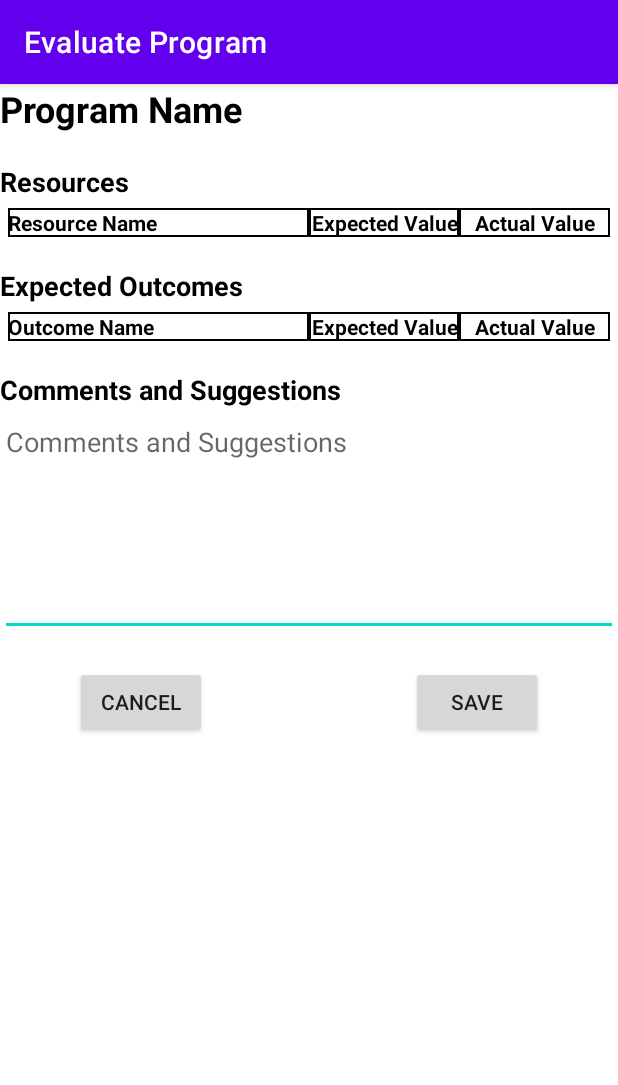
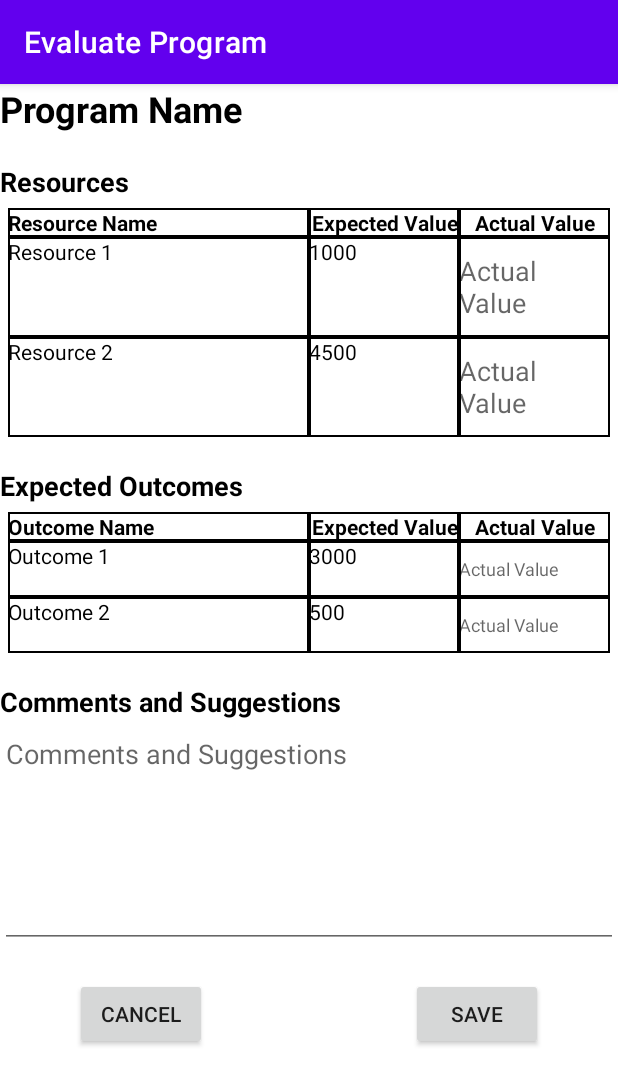
Before and after one commit to neallithic64/mobdeve-progplan, an Android app: the EvaluateProgActivity screen opened directly, with no data from a screen before it, on a phone screen of 412 x 824 dp. Shown: the top 1085 px of the screen. Run offline under Robolectric (Android 15) with nearby library versions, the phone set to English and light mode, and no system bars.

Commit message:
demo prep

```diff
--- a/app/src/main/java/com/mobdeve/s17/lim/matthew/mobdeve_progplan/EvaluateProgActivity.java
+++ b/app/src/main/java/com/mobdeve/s17/lim/matthew/mobdeve_progplan/EvaluateProgActivity.java
@@ -4,18 +4,33 @@
 
 import android.content.Intent;
 import android.os.Bundle;
+import android.util.TypedValue;
+import android.widget.EditText;
+import android.widget.TableRow;
+import android.widget.TextView;
 
 import com.mobdeve.s17.lim.matthew.mobdeve_progplan.databinding.ActivityEvaluateProgBinding;
+import com.mobdeve.s17.lim.matthew.mobdeve_progplan.models.Outcome;
+import com.mobdeve.s17.lim.matthew.mobdeve_progplan.models.ProgChecklist;
+import com.mobdeve.s17.lim.matthew.mobdeve_progplan.models.Resource;
+
+import java.util.ArrayList;
 
 public class EvaluateProgActivity extends AppCompatActivity {
 	private ActivityEvaluateProgBinding binding;
-
+	private ArrayList<Outcome> outcomeArrayList;
+	private ArrayList<Resource> resourceArrayList;
 	@Override
 	protected void onCreate(Bundle savedInstanceState) {
 		super.onCreate(savedInstanceState);
 		binding = ActivityEvaluateProgBinding.inflate(getLayoutInflater());
 		setContentView(binding.getRoot());
 		initOnClick();
+
+		initOutcomes();
+		initResources();
+		loadOutcomes();
+		loadResources();
 	}
 
 	private void initOnClick(){
@@ -32,4 +47,109 @@
 			finish();
 		});
 	}
+
+	private void initOutcomes(){
+		outcomeArrayList = new ArrayList<>();
+		outcomeArrayList.add(new Outcome("Outcome 1", "PI00001", 3000));
+		outcomeArrayList.add(new Outcome("Outcome 2", "PI00001", 500));
+	}
+
+	private void initResources(){
+		resourceArrayList = new ArrayList<>();
+		resourceArrayList.add(new Resource("Resource 1","PI00001",1000));
+		resourceArrayList.add(new Resource("Resource 2","PI00001",4500));
+	}
+
+	private void loadOutcomes(){
+		int i = 0;
+
+		while (i < outcomeArrayList.size())
+		{
+			TableRow newRow = new TableRow(this);
+			TextView name = new TextView(this);
+			TextView expectedval = new TextView(this);
+			EditText actualval = new EditText(this);
+
+
+			name.setText(outcomeArrayList.get(i).getOutcomeName());
+			name.setBackground(getDrawable(R.drawable.border));
+			name.setLayoutParams(new TableRow.LayoutParams(
+					0,
+					TableRow.LayoutParams.MATCH_PARENT,
+					0.5f));
+//			name.setTextSize(TypedValue.COMPLEX_UNIT_SP, 18);
+			name.setTextColor(getColor(R.color.black));
+			newRow.addView(name);
+
+			expectedval.setText(Integer.toString(outcomeArrayList.get(i).getExpectedVal()));
+			expectedval.setBackground(getDrawable(R.drawable.border));
+			expectedval.setLayoutParams(new TableRow.LayoutParams(
+					0,
+					TableRow.LayoutParams.MATCH_PARENT,
+					0.25f));
+//			expectedval.setTextSize(TypedValue.COMPLEX_UNIT_SP, 18);
+			expectedval.setTextColor(getColor(R.color.black));
+			newRow.addView(expectedval);
+
+			actualval.setBackground(getDrawable(R.drawable.border));
+			actualval.setTextSize(12);
+			actualval.setLayoutParams(new TableRow.LayoutParams(
+					0,
+					TableRow.LayoutParams.MATCH_PARENT,
+					0.25f));
+			actualval.setHint("Actual Value");
+			actualval.setTextColor(getColor(R.color.black));
+			// The specified child already has a parent. You must call removeView() on the child's parent first.
+			newRow.addView(actualval);
+
+			binding.tlOutcomes.addView(newRow);
+
+			i++;
+		}
+	}
+
+	private void loadResources(){
+		int i = 0;
+
+		while (i < outcomeArrayList.size())
+		{
+			TableRow newRow = new TableRow(this);
+			TextView name = new TextView(this);
+			TextView expectedval = new TextView(this);
+			EditText actualval = new EditText(this);
+
+			name.setText(resourceArrayList.get(i).getResourceName());
+			name.setBackground(getDrawable(R.drawable.border));
+			name.setLayoutParams(new TableRow.LayoutParams(
+					0,
+					TableRow.LayoutParams.MATCH_PARENT,
+					0.5f));
+//			name.setTextSize(TypedValue.COMPLEX_UNIT_SP, 18);
+			name.setTextColor(getColor(R.color.black));
+			newRow.addView(name);
+
+			expectedval.setText(Integer.toString(resourceArrayList.get(i).getExpectedAmt()));
+			expectedval.setBackground(getDrawable(R.drawable.border));
+			expectedval.setLayoutParams(new TableRow.LayoutParams(
+					0,
+					TableRow.LayoutParams.MATCH_PARENT,
+					0.25f));
+//			expectedval.setTextSize(TypedValue.COMPLEX_UNIT_SP, 18);
+			expectedval.setTextColor(getColor(R.color.black));
+			newRow.addView(expectedval);
+
+			actualval.setBackground(getDrawable(R.drawable.border));
+			actualval.setLayoutParams(new TableRow.LayoutParams(
+					0,
+					TableRow.LayoutParams.MATCH_PARENT,
+					0.25f));
+			actualval.setHint("Actual Value");
+			actualval.setTextColor(getColor(R.color.black));
+			// The specified child already has a parent. You must call removeView() on the child's parent first.
+			newRow.addView(actualval);
+			binding.tlResources.addView(newRow);
+
+			i++;
+		}
+	}
 }
--- a/app/src/main/java/com/mobdeve/s17/lim/matthew/mobdeve_progplan/ViewProgsActivity.java
+++ b/app/src/main/java/com/mobdeve/s17/lim/matthew/mobdeve_progplan/ViewProgsActivity.java
@@ -77,6 +77,8 @@
 				startActivity(gotoViewIndivProg);
 //			}
 		});
+
+//		binding.
 	}
 
 	private void initializeProgramData(){
--- a/app/src/main/java/com/mobdeve/s17/lim/matthew/mobdeve_progplan/adapters/ProgramAdapter.java
+++ b/app/src/main/java/com/mobdeve/s17/lim/matthew/mobdeve_progplan/adapters/ProgramAdapter.java
@@ -12,6 +12,7 @@
 import androidx.annotation.NonNull;
 import androidx.annotation.Nullable;
 import androidx.appcompat.widget.AppCompatButton;
+import androidx.cardview.widget.CardView;
 import androidx.recyclerview.widget.RecyclerView;
 
 import com.mobdeve.s17.lim.matthew.mobdeve_progplan.R;
@@ -60,6 +61,10 @@
 		holder.btn_proglist_view.setOnClickListener(v->{
 			selected = position;
 		});
+
+		holder.program_cardView.setOnClickListener(v->{
+			selected = position;
+		});
 	}
 
 	protected class ProgramViewHolder extends RecyclerView.ViewHolder{
@@ -68,7 +73,7 @@
 		TextView 		tv_proglist_location;
 		TextView 		tv_proglist_dates;
 		AppCompatButton btn_proglist_view;
-
+		CardView		program_cardView;
 		public ProgramViewHolder(View view){
 			super(view);
 			iv_proglist_progress = view.findViewById(R.id.iv_proglist_progress);
@@ -76,6 +81,12 @@
 			tv_proglist_location = view.findViewById(R.id.tv_proglist_location);
 			tv_proglist_dates = view.findViewById(R.id.tv_proglist_dates);
 			btn_proglist_view = view.findViewById(R.id.btn_proglist_view);
+			program_cardView = view.findViewById(R.id.program_cardview);
+//			view.setOnClickListener(this);
 		}
 	}
+
+	public interface  ViewIndivProgListener{
+		void onClick(View v, int pos);
+	}
 }
--- a/app/src/main/res/layout/program_data.xml
+++ b/app/src/main/res/layout/program_data.xml
@@ -1,5 +1,6 @@
 <?xml version="1.0" encoding="utf-8"?>
 <androidx.cardview.widget.CardView
+	android:id="@+id/program_cardview"
 	xmlns:android="http://schemas.android.com/apk/res/android"
 	xmlns:app="http://schemas.android.com/apk/res-auto"
 	android:layout_width="match_parent"
@@ -68,6 +69,7 @@
 				android:text="View"
 				app:layout_constraintBottom_toBottomOf="parent"
 				app:layout_constraintEnd_toEndOf="parent"
+				android:visibility="invisible"
 			/>
 		</androidx.constraintlayout.widget.ConstraintLayout>
 	</LinearLayout>
```
